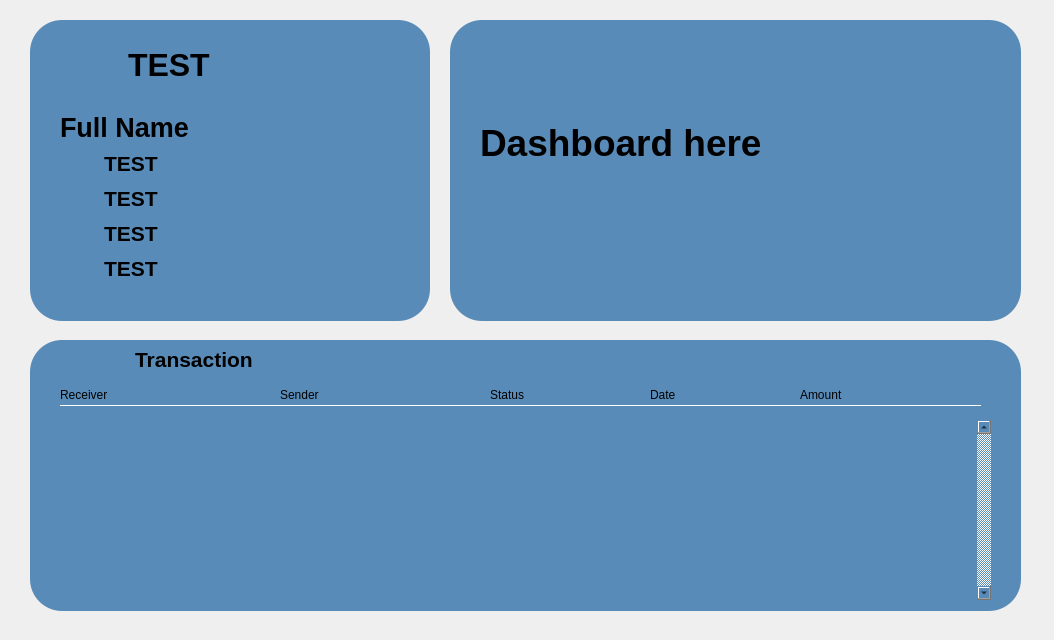
Mahossam36/Smart-Wallet-System, file wallet_proj_qt/simple_wallet/admin_viewuser_transaction.ui: the form before one commit.
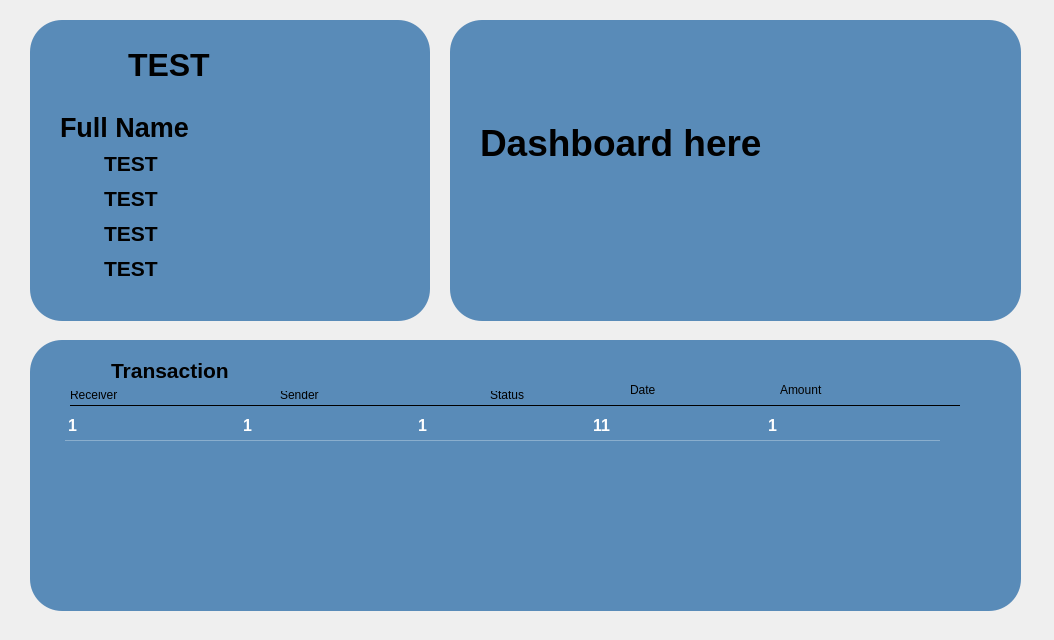
The form after the commit. Icons and pictures are not drawn.

Commit message: edit data stracture of transaction and add 2 maps improve searching and sorting

The edit to the form file:
```diff
--- a/wallet_proj_qt/simple_wallet/admin_viewuser_transaction.ui
+++ b/wallet_proj_qt/simple_wallet/admin_viewuser_transaction.ui
@@ -402,56 +402,19 @@
       <bool>true</bool>
      </property>
     </widget>
-    <widget class="QScrollArea" name="scrollArea">
-     <property name="geometry">
-      <rect>
-       <x>30</x>
-       <y>80</y>
-       <width>931</width>
-       <height>180</height>
-      </rect>
-     </property>
-     <property name="verticalScrollBarPolicy">
-      <enum>Qt::ScrollBarPolicy::ScrollBarAlwaysOn</enum>
-     </property>
-     <property name="widgetResizable">
-      <bool>true</bool>
-     </property>
-     <widget class="QWidget" name="scrollAreaWidgetContents">
-      <property name="geometry">
-       <rect>
-        <x>0</x>
-        <y>0</y>
-        <width>914</width>
-        <height>180</height>
-       </rect>
-      </property>
-      <property name="layoutDirection">
-       <enum>Qt::LayoutDirection::LeftToRight</enum>
-      </property>
-      <widget class="QListWidget" name="listWidget">
-       <property name="geometry">
-        <rect>
-         <x>80</x>
-         <y>30</y>
-         <width>231</width>
-         <height>111</height>
-        </rect>
-       </property>
-      </widget>
-     </widget>
-    </widget>
     <widget class="Line" name="line">
      <property name="geometry">
       <rect>
-       <x>30</x>
+       <x>40</x>
        <y>65</y>
-       <width>921</width>
+       <width>890</width>
        <height>1</height>
       </rect>
      </property>
      <property name="styleSheet">
-      <string notr="true"> background-color: rgb(255, 255, 255);</string>
+      <string notr="true"> background-color: rgb(0, 0, 0);
+border: 2px solid black;
+</string>
      </property>
      <property name="orientation">
       <enum>Qt::Orientation::Horizontal</enum>
@@ -460,12 +423,15 @@
     <widget class="QLabel" name="label">
      <property name="geometry">
       <rect>
-       <x>30</x>
+       <x>40</x>
        <y>45</y>
        <width>63</width>
        <height>20</height>
       </rect>
      </property>
+     <property name="styleSheet">
+      <string notr="true">color: black;</string>
+     </property>
      <property name="text">
       <string>Receiver</string>
      </property>
@@ -479,6 +445,9 @@
        <height>20</height>
       </rect>
      </property>
+     <property name="styleSheet">
+      <string notr="true">color: black;</string>
+     </property>
      <property name="text">
       <string>Sender</string>
      </property>
@@ -492,6 +461,9 @@
        <height>20</height>
       </rect>
      </property>
+     <property name="styleSheet">
+      <string notr="true">color: black;</string>
+     </property>
      <property name="text">
       <string>Status</string>
      </property>
@@ -499,12 +471,15 @@
     <widget class="QLabel" name="label_4">
      <property name="geometry">
       <rect>
-       <x>620</x>
-       <y>45</y>
+       <x>600</x>
+       <y>40</y>
        <width>63</width>
        <height>20</height>
       </rect>
      </property>
+     <property name="styleSheet">
+      <string notr="true">color: black;</string>
+     </property>
      <property name="text">
       <string>Date</string>
      </property>
@@ -512,28 +487,37 @@
     <widget class="QLabel" name="label_5">
      <property name="geometry">
       <rect>
-       <x>770</x>
-       <y>45</y>
+       <x>750</x>
+       <y>40</y>
        <width>63</width>
        <height>20</height>
       </rect>
      </property>
+     <property name="styleSheet">
+      <string notr="true">color: black;</string>
+     </property>
      <property name="text">
       <string>Amount</string>
      </property>
     </widget>
-    <widget class="QWidget" name="">
+    <widget class="QWidget" name="layoutWidget">
      <property name="geometry">
       <rect>
-       <x>30</x>
-       <y>0</y>
-       <width>193</width>
-       <height>38</height>
+       <x>40</x>
+       <y>10</y>
+       <width>529</width>
+       <height>41</height>
       </rect>
      </property>
      <layout class="QHBoxLayout" name="horizontalLayout_6">
       <item>
        <widget class="QPushButton" name="pushButton">
+        <property name="maximumSize">
+         <size>
+          <width>35</width>
+          <height>35</height>
+         </size>
+        </property>
         <property name="text">
          <string/>
         </property>
@@ -543,8 +527,8 @@
         </property>
         <property name="iconSize">
          <size>
-          <width>32</width>
-          <height>32</height>
+          <width>35</width>
+          <height>35</height>
          </size>
         </property>
        </widget>
@@ -554,6 +538,12 @@
         <property name="enabled">
          <bool>true</bool>
         </property>
+        <property name="maximumSize">
+         <size>
+          <width>16777215</width>
+          <height>35</height>
+         </size>
+        </property>
         <property name="font">
          <font>
           <pointsize>16</pointsize>
@@ -567,6 +557,139 @@
       </item>
      </layout>
     </widget>
+    <widget class="QTableWidget" name="tableWidget">
+     <property name="geometry">
+      <rect>
+       <x>35</x>
+       <y>71</y>
+       <width>911</width>
+       <height>181</height>
+      </rect>
+     </property>
+     <property name="font">
+      <font>
+       <pointsize>12</pointsize>
+       <bold>true</bold>
+      </font>
+     </property>
+     <property name="autoFillBackground">
+      <bool>false</bool>
+     </property>
+     <property name="styleSheet">
+      <string notr="true">QTableWidget::item {
+    border-bottom: 1px solid rgba(255, 255, 255, 0.3);  /* white with 30% opacity */
+    color: white;
+	font: bold 20px &quot;Arial&quot;, sans-serif;
+
+}</string>
+     </property>
+     <property name="alternatingRowColors">
+      <bool>false</bool>
+     </property>
+     <property name="showGrid">
+      <bool>false</bool>
+     </property>
+     <property name="gridStyle">
+      <enum>Qt::PenStyle::NoPen</enum>
+     </property>
+     <property name="rowCount">
+      <number>1</number>
+     </property>
+     <property name="columnCount">
+      <number>5</number>
+     </property>
+     <attribute name="horizontalHeaderVisible">
+      <bool>false</bool>
+     </attribute>
+     <attribute name="horizontalHeaderCascadingSectionResizes">
+      <bool>false</bool>
+     </attribute>
+     <attribute name="horizontalHeaderDefaultSectionSize">
+      <number>175</number>
+     </attribute>
+     <attribute name="horizontalHeaderHighlightSections">
+      <bool>false</bool>
+     </attribute>
+     <attribute name="horizontalHeaderShowSortIndicator" stdset="0">
+      <bool>false</bool>
+     </attribute>
+     <attribute name="horizontalHeaderStretchLastSection">
+      <bool>false</bool>
+     </attribute>
+     <attribute name="verticalHeaderVisible">
+      <bool>false</bool>
+     </attribute>
+     <attribute name="verticalHeaderCascadingSectionResizes">
+      <bool>false</bool>
+     </attribute>
+     <attribute name="verticalHeaderHighlightSections">
+      <bool>true</bool>
+     </attribute>
+     <row>
+      <property name="text">
+       <string>New Row</string>
+      </property>
+     </row>
+     <column/>
+     <column/>
+     <column/>
+     <column/>
+     <column/>
+     <item row="0" column="0">
+      <property name="text">
+       <string>1</string>
+      </property>
+     </item>
+     <item row="0" column="1">
+      <property name="text">
+       <string>1</string>
+      </property>
+     </item>
+     <item row="0" column="2">
+      <property name="text">
+       <string>1</string>
+      </property>
+     </item>
+     <item row="0" column="3">
+      <property name="text">
+       <string>11</string>
+      </property>
+     </item>
+     <item row="0" column="4">
+      <property name="text">
+       <string>1 </string>
+      </property>
+     </item>
+    </widget>
+    <widget class="QPushButton" name="pushButton_3">
+     <property name="geometry">
+      <rect>
+       <x>885</x>
+       <y>21</y>
+       <width>20</width>
+       <height>20</height>
+      </rect>
+     </property>
+     <property name="maximumSize">
+      <size>
+       <width>20</width>
+       <height>20</height>
+      </size>
+     </property>
+     <property name="text">
+      <string/>
+     </property>
+     <property name="icon">
+      <iconset>
+       <normaloff>back_14493189.png</normaloff>back_14493189.png</iconset>
+     </property>
+     <property name="iconSize">
+      <size>
+       <width>20</width>
+       <height>20</height>
+      </size>
+     </property>
+    </widget>
    </widget>
   </widget>
  </widget>
```
Left out of the diff: 4 changed lines with no effect on the pictures. The commit also changes 17 other files.
